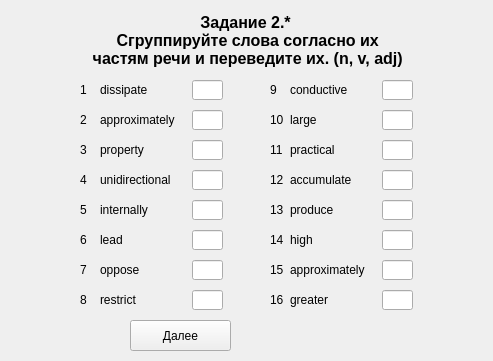
This is server/UI/variant_2/zadanie2_part1_var2.ui in Scykorr/dmitr_client_serv_test as Qt 5 draws it before an edit. The edited form follows.
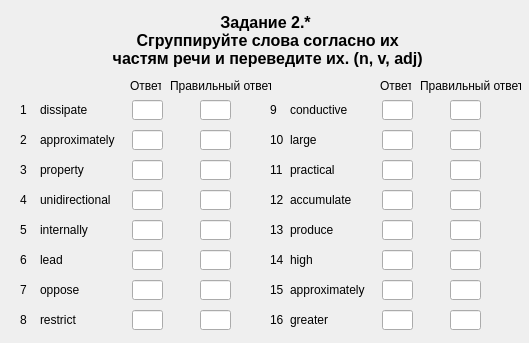
This is the edited form.

Patch:
```diff
--- a/server/UI/variant_2/zadanie2_part1_var2.ui
+++ b/server/UI/variant_2/zadanie2_part1_var2.ui
@@ -6,8 +6,8 @@
    <rect>
     <x>0</x>
     <y>0</y>
-    <width>493</width>
-    <height>361</height>
+    <width>529</width>
+    <height>343</height>
    </rect>
   </property>
   <property name="windowTitle">
@@ -16,7 +16,7 @@
   <widget class="QLabel" name="label_title">
    <property name="geometry">
     <rect>
-     <x>10</x>
+     <x>30</x>
      <y>10</y>
      <width>471</width>
      <height>61</height>
@@ -48,8 +48,8 @@
   <widget class="QLabel" name="label_number_1">
    <property name="geometry">
     <rect>
-     <x>80</x>
-     <y>80</y>
+     <x>20</x>
+     <y>100</y>
      <width>16</width>
      <height>20</height>
     </rect>
@@ -61,8 +61,8 @@
   <widget class="QLineEdit" name="lineEdit_answer_1">
    <property name="geometry">
     <rect>
-     <x>192</x>
-     <y>80</y>
+     <x>132</x>
+     <y>100</y>
      <width>31</width>
      <height>20</height>
     </rect>
@@ -71,24 +71,11 @@
     <string/>
    </property>
   </widget>
-  <widget class="QPushButton" name="pushButton_answer">
-   <property name="geometry">
-    <rect>
-     <x>130</x>
-     <y>320</y>
-     <width>101</width>
-     <height>31</height>
-    </rect>
-   </property>
-   <property name="text">
-    <string>Далее</string>
-   </property>
-  </widget>
   <widget class="QLabel" name="label_word_1">
    <property name="geometry">
     <rect>
-     <x>100</x>
-     <y>80</y>
+     <x>40</x>
+     <y>100</y>
      <width>81</width>
      <height>20</height>
     </rect>
@@ -100,8 +87,8 @@
   <widget class="QLabel" name="label_word_2">
    <property name="geometry">
     <rect>
-     <x>100</x>
-     <y>110</y>
+     <x>40</x>
+     <y>130</y>
      <width>81</width>
      <height>20</height>
     </rect>
@@ -113,8 +100,8 @@
   <widget class="QLineEdit" name="lineEdit_answer_2">
    <property name="geometry">
     <rect>
-     <x>192</x>
-     <y>110</y>
+     <x>132</x>
+     <y>130</y>
      <width>31</width>
      <height>20</height>
     </rect>
@@ -123,8 +110,8 @@
   <widget class="QLabel" name="label_number_2">
    <property name="geometry">
     <rect>
-     <x>80</x>
-     <y>110</y>
+     <x>20</x>
+     <y>130</y>
      <width>16</width>
      <height>20</height>
     </rect>
@@ -136,8 +123,8 @@
   <widget class="QLabel" name="label_word_3">
    <property name="geometry">
     <rect>
-     <x>100</x>
-     <y>140</y>
+     <x>40</x>
+     <y>160</y>
      <width>81</width>
      <height>20</height>
     </rect>
@@ -149,8 +136,8 @@
   <widget class="QLineEdit" name="lineEdit_answer_3">
    <property name="geometry">
     <rect>
-     <x>192</x>
-     <y>140</y>
+     <x>132</x>
+     <y>160</y>
      <width>31</width>
      <height>20</height>
     </rect>
@@ -159,8 +146,8 @@
   <widget class="QLabel" name="label_number_3">
    <property name="geometry">
     <rect>
-     <x>80</x>
-     <y>140</y>
+     <x>20</x>
+     <y>160</y>
      <width>16</width>
      <height>20</height>
     </rect>
@@ -172,8 +159,8 @@
   <widget class="QLabel" name="label_word_4">
    <property name="geometry">
     <rect>
-     <x>100</x>
-     <y>170</y>
+     <x>40</x>
+     <y>190</y>
      <width>81</width>
      <height>20</height>
     </rect>
@@ -185,8 +172,8 @@
   <widget class="QLineEdit" name="lineEdit_answer_4">
    <property name="geometry">
     <rect>
-     <x>192</x>
-     <y>170</y>
+     <x>132</x>
+     <y>190</y>
      <width>31</width>
      <height>20</height>
     </rect>
@@ -195,8 +182,8 @@
   <widget class="QLabel" name="label_number_4">
    <property name="geometry">
     <rect>
-     <x>80</x>
-     <y>170</y>
+     <x>20</x>
+     <y>190</y>
      <width>16</width>
      <height>20</height>
     </rect>
@@ -208,8 +195,8 @@
   <widget class="QLabel" name="label_word_5">
    <property name="geometry">
     <rect>
-     <x>100</x>
-     <y>200</y>
+     <x>40</x>
+     <y>220</y>
      <width>81</width>
      <height>20</height>
     </rect>
@@ -221,8 +208,8 @@
   <widget class="QLineEdit" name="lineEdit_answer_5">
    <property name="geometry">
     <rect>
-     <x>192</x>
-     <y>200</y>
+     <x>132</x>
+     <y>220</y>
      <width>31</width>
      <height>20</height>
     </rect>
@@ -231,8 +218,8 @@
   <widget class="QLabel" name="label_number_5">
    <property name="geometry">
     <rect>
-     <x>80</x>
-     <y>200</y>
+     <x>20</x>
+     <y>220</y>
      <width>16</width>
      <height>20</height>
     </rect>
@@ -244,8 +231,8 @@
   <widget class="QLabel" name="label_word_6">
    <property name="geometry">
     <rect>
-     <x>100</x>
-     <y>230</y>
+     <x>40</x>
+     <y>250</y>
      <width>81</width>
      <height>20</height>
     </rect>
@@ -257,8 +244,8 @@
   <widget class="QLineEdit" name="lineEdit_answer_6">
    <property name="geometry">
     <rect>
-     <x>192</x>
-     <y>230</y>
+     <x>132</x>
+     <y>250</y>
      <width>31</width>
      <height>20</height>
     </rect>
@@ -267,8 +254,8 @@
   <widget class="QLabel" name="label_number_6">
    <property name="geometry">
     <rect>
-     <x>80</x>
-     <y>230</y>
+     <x>20</x>
+     <y>250</y>
      <width>16</width>
      <height>20</height>
     </rect>
@@ -280,8 +267,8 @@
   <widget class="QLabel" name="label_word_7">
    <property name="geometry">
     <rect>
-     <x>100</x>
-     <y>260</y>
+     <x>40</x>
+     <y>280</y>
      <width>81</width>
      <height>20</height>
     </rect>
@@ -293,8 +280,8 @@
   <widget class="QLineEdit" name="lineEdit_answer_7">
    <property name="geometry">
     <rect>
-     <x>192</x>
-     <y>260</y>
+     <x>132</x>
+     <y>280</y>
      <width>31</width>
      <height>20</height>
     </rect>
@@ -303,8 +290,8 @@
   <widget class="QLabel" name="label_number_7">
    <property name="geometry">
     <rect>
-     <x>80</x>
-     <y>260</y>
+     <x>20</x>
+     <y>280</y>
      <width>16</width>
      <height>20</height>
     </rect>
@@ -316,8 +303,8 @@
   <widget class="QLabel" name="label_word_8">
    <property name="geometry">
     <rect>
-     <x>100</x>
-     <y>290</y>
+     <x>40</x>
+     <y>310</y>
      <width>81</width>
      <height>20</height>
     </rect>
@@ -329,8 +316,8 @@
   <widget class="QLineEdit" name="lineEdit_answer_8">
    <property name="geometry">
     <rect>
-     <x>192</x>
-     <y>290</y>
+     <x>132</x>
+     <y>310</y>
      <width>31</width>
      <height>20</height>
     </rect>
@@ -339,8 +326,8 @@
   <widget class="QLabel" name="label_number_8">
    <property name="geometry">
     <rect>
-     <x>80</x>
-     <y>290</y>
+     <x>20</x>
+     <y>310</y>
      <width>16</width>
      <height>20</height>
     </rect>
@@ -353,7 +340,7 @@
    <property name="geometry">
     <rect>
      <x>290</x>
-     <y>80</y>
+     <y>100</y>
      <width>81</width>
      <height>20</height>
     </rect>
@@ -366,7 +353,7 @@
    <property name="geometry">
     <rect>
      <x>382</x>
-     <y>80</y>
+     <y>100</y>
      <width>31</width>
      <height>20</height>
     </rect>
@@ -376,7 +363,7 @@
    <property name="geometry">
     <rect>
      <x>270</x>
-     <y>80</y>
+     <y>100</y>
      <width>16</width>
      <height>20</height>
     </rect>
@@ -389,7 +376,7 @@
    <property name="geometry">
     <rect>
      <x>290</x>
-     <y>110</y>
+     <y>130</y>
      <width>81</width>
      <height>20</height>
     </rect>
@@ -402,7 +389,7 @@
    <property name="geometry">
     <rect>
      <x>382</x>
-     <y>110</y>
+     <y>130</y>
      <width>31</width>
      <height>20</height>
     </rect>
@@ -412,7 +399,7 @@
    <property name="geometry">
     <rect>
      <x>270</x>
-     <y>110</y>
+     <y>130</y>
      <width>16</width>
      <height>20</height>
     </rect>
@@ -425,7 +412,7 @@
    <property name="geometry">
     <rect>
      <x>290</x>
-     <y>140</y>
+     <y>160</y>
      <width>81</width>
      <height>20</height>
     </rect>
@@ -438,7 +425,7 @@
    <property name="geometry">
     <rect>
      <x>382</x>
-     <y>140</y>
+     <y>160</y>
      <width>31</width>
      <height>20</height>
     </rect>
@@ -448,7 +435,7 @@
    <property name="geometry">
     <rect>
      <x>270</x>
-     <y>140</y>
+     <y>160</y>
      <width>16</width>
      <height>20</height>
     </rect>
@@ -461,7 +448,7 @@
    <property name="geometry">
     <rect>
      <x>290</x>
-     <y>170</y>
+     <y>190</y>
      <width>81</width>
      <height>20</height>
     </rect>
@@ -474,7 +461,7 @@
    <property name="geometry">
     <rect>
      <x>382</x>
-     <y>170</y>
+     <y>190</y>
      <width>31</width>
      <height>20</height>
     </rect>
@@ -484,7 +471,7 @@
    <property name="geometry">
     <rect>
      <x>270</x>
-     <y>170</y>
+     <y>190</y>
      <width>16</width>
      <height>20</height>
     </rect>
@@ -497,7 +484,7 @@
    <property name="geometry">
     <rect>
      <x>290</x>
-     <y>200</y>
+     <y>220</y>
      <width>81</width>
      <height>20</height>
     </rect>
@@ -510,7 +497,7 @@
    <property name="geometry">
     <rect>
      <x>382</x>
-     <y>200</y>
+     <y>220</y>
      <width>31</width>
      <height>20</height>
     </rect>
@@ -520,7 +507,7 @@
    <property name="geometry">
     <rect>
      <x>270</x>
-     <y>200</y>
+     <y>220</y>
      <width>16</width>
      <height>20</height>
     </rect>
@@ -533,7 +520,7 @@
    <property name="geometry">
     <rect>
      <x>290</x>
-     <y>230</y>
+     <y>250</y>
      <width>81</width>
      <height>20</height>
     </rect>
@@ -546,7 +533,7 @@
    <property name="geometry">
     <rect>
      <x>382</x>
-     <y>230</y>
+     <y>250</y>
      <width>31</width>
      <height>20</height>
     </rect>
@@ -556,7 +543,7 @@
    <property name="geometry">
     <rect>
      <x>270</x>
-     <y>230</y>
+     <y>250</y>
      <width>16</width>
      <height>20</height>
     </rect>
@@ -569,7 +556,7 @@
    <property name="geometry">
     <rect>
      <x>290</x>
-     <y>260</y>
+     <y>280</y>
      <width>81</width>
      <height>20</height>
     </rect>
@@ -582,7 +569,7 @@
    <property name="geometry">
     <rect>
      <x>382</x>
-     <y>260</y>
+     <y>280</y>
      <width>31</width>
      <height>20</height>
     </rect>
@@ -592,7 +579,7 @@
    <property name="geometry">
     <rect>
      <x>270</x>
-     <y>260</y>
+     <y>280</y>
      <width>16</width>
      <height>20</height>
     </rect>
@@ -605,7 +592,7 @@
    <property name="geometry">
     <rect>
      <x>382</x>
-     <y>290</y>
+     <y>310</y>
      <width>31</width>
      <height>20</height>
     </rect>
@@ -615,7 +602,7 @@
    <property name="geometry">
     <rect>
      <x>270</x>
-     <y>290</y>
+     <y>310</y>
      <width>16</width>
      <height>20</height>
     </rect>
@@ -628,7 +615,7 @@
    <property name="geometry">
     <rect>
      <x>290</x>
-     <y>290</y>
+     <y>310</y>
      <width>81</width>
      <height>20</height>
     </rect>
@@ -637,19 +624,266 @@
     <string>greater</string>
    </property>
   </widget>
-  <widget class="QLabel" name="label_timer">
+  <widget class="QLineEdit" name="lineEdit_answer_17">
    <property name="geometry">
     <rect>
-     <x>240</x>
-     <y>320</y>
-     <width>211</width>
-     <height>31</height>
+     <x>200</x>
+     <y>100</y>
+     <width>31</width>
+     <height>20</height>
     </rect>
    </property>
    <property name="text">
     <string/>
    </property>
   </widget>
+  <widget class="QLineEdit" name="lineEdit_answer_18">
+   <property name="geometry">
+    <rect>
+     <x>200</x>
+     <y>130</y>
+     <width>31</width>
+     <height>20</height>
+    </rect>
+   </property>
+   <property name="text">
+    <string/>
+   </property>
+  </widget>
+  <widget class="QLineEdit" name="lineEdit_answer_19">
+   <property name="geometry">
+    <rect>
+     <x>200</x>
+     <y>160</y>
+     <width>31</width>
+     <height>20</height>
+    </rect>
+   </property>
+   <property name="text">
+    <string/>
+   </property>
+  </widget>
+  <widget class="QLineEdit" name="lineEdit_answer_20">
+   <property name="geometry">
+    <rect>
+     <x>200</x>
+     <y>190</y>
+     <width>31</width>
+     <height>20</height>
+    </rect>
+   </property>
+   <property name="text">
+    <string/>
+   </property>
+  </widget>
+  <widget class="QLineEdit" name="lineEdit_answer_21">
+   <property name="geometry">
+    <rect>
+     <x>200</x>
+     <y>220</y>
+     <width>31</width>
+     <height>20</height>
+    </rect>
+   </property>
+   <property name="text">
+    <string/>
+   </property>
+  </widget>
+  <widget class="QLineEdit" name="lineEdit_answer_22">
+   <property name="geometry">
+    <rect>
+     <x>200</x>
+     <y>250</y>
+     <width>31</width>
+     <height>20</height>
+    </rect>
+   </property>
+   <property name="text">
+    <string/>
+   </property>
+  </widget>
+  <widget class="QLineEdit" name="lineEdit_answer_23">
+   <property name="geometry">
+    <rect>
+     <x>200</x>
+     <y>280</y>
+     <width>31</width>
+     <height>20</height>
+    </rect>
+   </property>
+   <property name="text">
+    <string/>
+   </property>
+  </widget>
+  <widget class="QLineEdit" name="lineEdit_answer_24">
+   <property name="geometry">
+    <rect>
+     <x>200</x>
+     <y>310</y>
+     <width>31</width>
+     <height>20</height>
+    </rect>
+   </property>
+   <property name="text">
+    <string/>
+   </property>
+  </widget>
+  <widget class="QLineEdit" name="lineEdit_answer_25">
+   <property name="geometry">
+    <rect>
+     <x>450</x>
+     <y>100</y>
+     <width>31</width>
+     <height>20</height>
+    </rect>
+   </property>
+   <property name="text">
+    <string/>
+   </property>
+  </widget>
+  <widget class="QLineEdit" name="lineEdit_answer_26">
+   <property name="geometry">
+    <rect>
+     <x>450</x>
+     <y>130</y>
+     <width>31</width>
+     <height>20</height>
+    </rect>
+   </property>
+   <property name="text">
+    <string/>
+   </property>
+  </widget>
+  <widget class="QLineEdit" name="lineEdit_answer_27">
+   <property name="geometry">
+    <rect>
+     <x>450</x>
+     <y>160</y>
+     <width>31</width>
+     <height>20</height>
+    </rect>
+   </property>
+   <property name="text">
+    <string/>
+   </property>
+  </widget>
+  <widget class="QLineEdit" name="lineEdit_answer_28">
+   <property name="geometry">
+    <rect>
+     <x>450</x>
+     <y>190</y>
+     <width>31</width>
+     <height>20</height>
+    </rect>
+   </property>
+   <property name="text">
+    <string/>
+   </property>
+  </widget>
+  <widget class="QLineEdit" name="lineEdit_answer_29">
+   <property name="geometry">
+    <rect>
+     <x>450</x>
+     <y>220</y>
+     <width>31</width>
+     <height>20</height>
+    </rect>
+   </property>
+   <property name="text">
+    <string/>
+   </property>
+  </widget>
+  <widget class="QLineEdit" name="lineEdit_answer_30">
+   <property name="geometry">
+    <rect>
+     <x>450</x>
+     <y>250</y>
+     <width>31</width>
+     <height>20</height>
+    </rect>
+   </property>
+   <property name="text">
+    <string/>
+   </property>
+  </widget>
+  <widget class="QLineEdit" name="lineEdit_answer_31">
+   <property name="geometry">
+    <rect>
+     <x>450</x>
+     <y>280</y>
+     <width>31</width>
+     <height>20</height>
+    </rect>
+   </property>
+   <property name="text">
+    <string/>
+   </property>
+  </widget>
+  <widget class="QLineEdit" name="lineEdit_answer_32">
+   <property name="geometry">
+    <rect>
+     <x>450</x>
+     <y>310</y>
+     <width>31</width>
+     <height>20</height>
+    </rect>
+   </property>
+   <property name="text">
+    <string/>
+   </property>
+  </widget>
+  <widget class="QLabel" name="label_2">
+   <property name="geometry">
+    <rect>
+     <x>130</x>
+     <y>70</y>
+     <width>31</width>
+     <height>31</height>
+    </rect>
+   </property>
+   <property name="text">
+    <string>Ответ</string>
+   </property>
+  </widget>
+  <widget class="QLabel" name="label">
+   <property name="geometry">
+    <rect>
+     <x>170</x>
+     <y>70</y>
+     <width>101</width>
+     <height>31</height>
+    </rect>
+   </property>
+   <property name="text">
+    <string>Правильный ответ</string>
+   </property>
+  </widget>
+  <widget class="QLabel" name="label_3">
+   <property name="geometry">
+    <rect>
+     <x>380</x>
+     <y>70</y>
+     <width>31</width>
+     <height>31</height>
+    </rect>
+   </property>
+   <property name="text">
+    <string>Ответ</string>
+   </property>
+  </widget>
+  <widget class="QLabel" name="label_4">
+   <property name="geometry">
+    <rect>
+     <x>420</x>
+     <y>70</y>
+     <width>101</width>
+     <height>31</height>
+    </rect>
+   </property>
+   <property name="text">
+    <string>Правильный ответ</string>
+   </property>
+  </widget>
  </widget>
  <resources/>
  <connections/>
```
